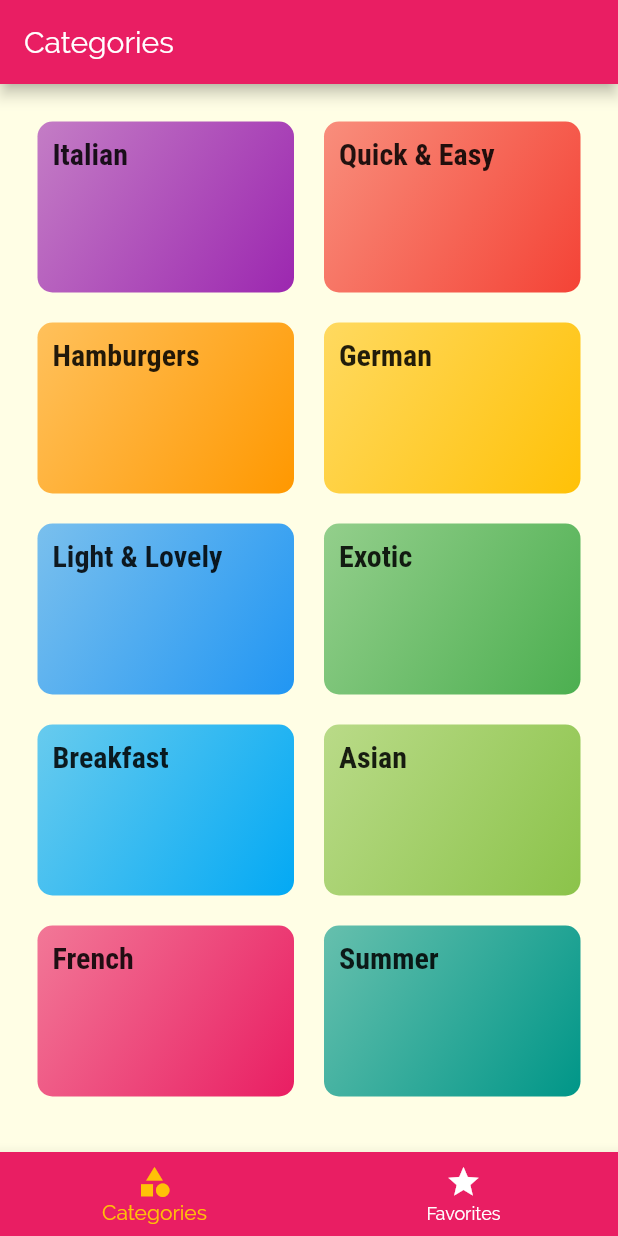
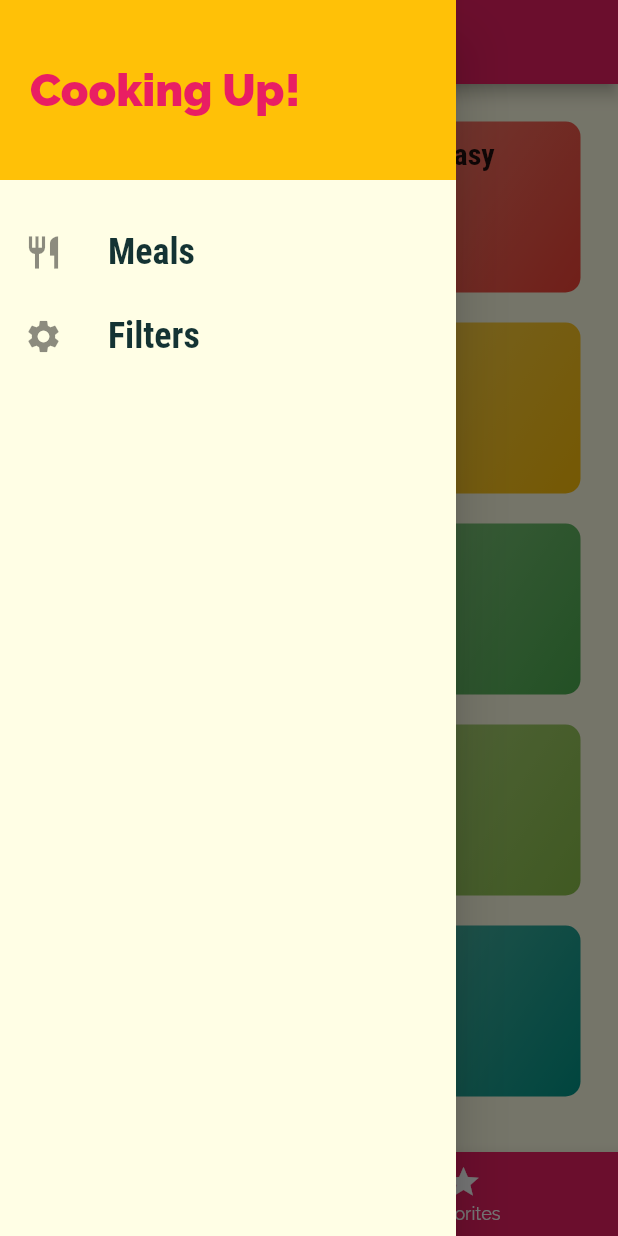
Before and after one commit to asonni/meals_app, a Flutter app: the screen it shows after launch, with the side drawer open (before the commit the screen has no drawer), on a phone screen of 412 x 824 dp. Run offline on Flutter 3.47's test engine with Material 2 defaults, Android fonts, the phone set to English and light mode, and no system bars.

Commit message:
Adding a Custom Drawer

```diff
--- a/lib/screens/meal_detail_screen.dart
+++ b/lib/screens/meal_detail_screen.dart
@@ -7,7 +7,7 @@ class MealDetailScreen extends StatelessWidget {
 
   Widget buildSectionTitle(BuildContext context, String text) {
     return Container(
-      margin: EdgeInsets.symmetric(vertical: 10),
+      margin: const EdgeInsets.symmetric(vertical: 10),
       child: Text(
         text,
         style: Theme.of(context).textTheme.title,
@@ -22,8 +22,8 @@ class MealDetailScreen extends StatelessWidget {
         border: Border.all(color: Colors.grey),
         borderRadius: BorderRadius.circular(10),
       ),
-      margin: EdgeInsets.all(10),
-      padding: EdgeInsets.all(10),
+      margin: const EdgeInsets.all(10),
+      padding: const EdgeInsets.all(10),
       height: 150,
       width: 300,
       child: child,
--- a/lib/screens/tabs_screen.dart
+++ b/lib/screens/tabs_screen.dart
@@ -2,6 +2,7 @@ import 'package:flutter/material.dart';
 
 import 'package:meals/screens/categories_screen.dart';
 import 'package:meals/screens/favorites_screen.dart';
+import 'package:meals/widgets/main_drawer.dart';
 
 class TabsScreen extends StatefulWidget {
   static const routeName = '/tabs';
@@ -36,6 +37,7 @@ class _TabsScreenState extends State<TabsScreen> {
           _pages[_selectedPageIndex]['title'],
         ),
       ),
+      drawer: MainDrawer(),
       body: _pages[_selectedPageIndex]['page'],
       bottomNavigationBar: BottomNavigationBar(
         onTap: _selectPage,
--- /dev/null
+++ b/lib/widgets/main_drawer.dart
@@ -0,0 +1,57 @@
+import 'package:flutter/material.dart';
+
+class MainDrawer extends StatelessWidget {
+  Widget buildListTile(String title, IconData icon) {
+    return ListTile(
+      leading: Icon(
+        icon,
+        size: 26,
+      ),
+      title: Text(
+        title,
+        style: const TextStyle(
+          fontFamily: 'RobotoCondensed',
+          fontSize: 24,
+          fontWeight: FontWeight.bold,
+        ),
+      ),
+      onTap: () {},
+    );
+  }
+
+  @override
+  Widget build(BuildContext context) {
+    return Drawer(
+      child: Column(
+        children: <Widget>[
+          Container(
+            height: 120,
+            width: double.infinity,
+            padding: const EdgeInsets.all(20),
+            alignment: Alignment.centerLeft,
+            color: Theme.of(context).accentColor,
+            child: Text(
+              'Cooking Up!',
+              style: TextStyle(
+                fontWeight: FontWeight.w900,
+                fontSize: 30,
+                color: Theme.of(context).primaryColor,
+              ),
+            ),
+          ),
+          SizedBox(
+            height: 20,
+          ),
+          buildListTile(
+            'Meals',
+            Icons.restaurant,
+          ),
+          buildListTile(
+            'Filters',
+            Icons.settings,
+          ),
+        ],
+      ),
+    );
+  }
+}
```
